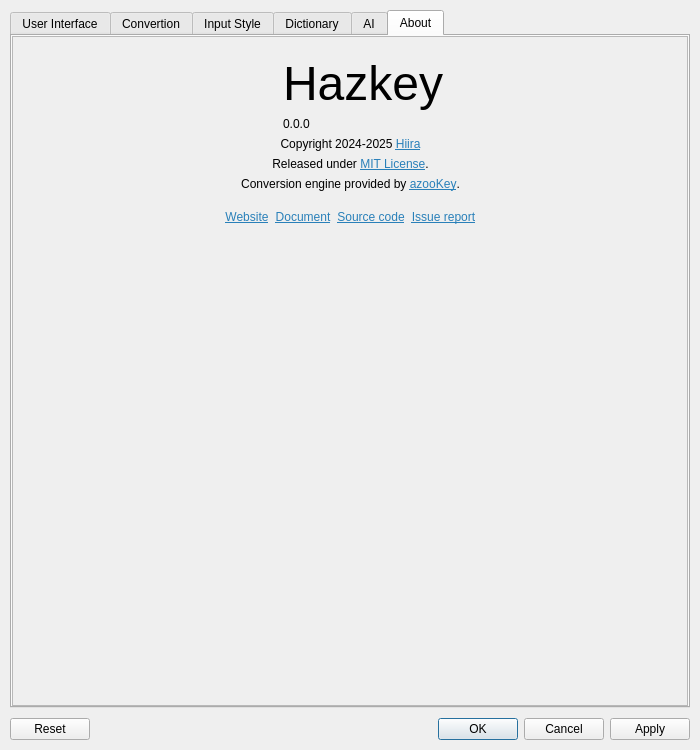
The window that hazkey-settings/mainwindow.ui (presire/hazkey-community) describes before a commit, drawn with Qt 5.
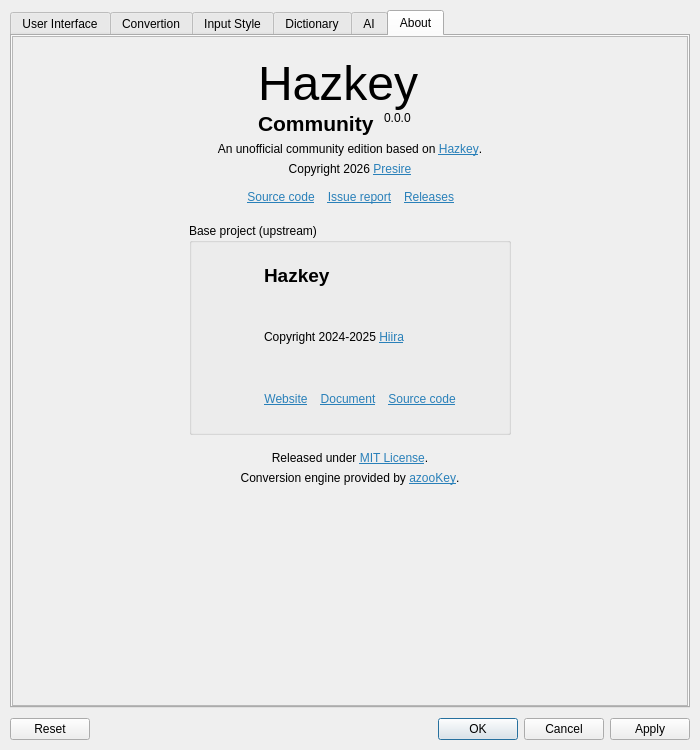
The same window after the commit. The open tabs and pages were chosen to show the change. Icons and pictures are not drawn.

Commit message: feat: brand the settings About tab, app icons and IBus engine as the community edition

```diff
--- a/hazkey-settings/mainwindow.ui
+++ b/hazkey-settings/mainwindow.ui
@@ -2063,9 +2063,12 @@
               </layout>
              </item>
              <item>
-              <layout class="QVBoxLayout" name="aboutHazkeyTitleTextContainer">
-               <item>
-                <widget class="QLabel" name="aboutHazkeyTitleHazkeyText">
+               <layout class="QVBoxLayout" name="aboutHazkeyTitleTextContainer">
+                <property name="spacing">
+                 <number>0</number>
+                </property>
+                <item>
+                 <widget class="QLabel" name="aboutHazkeyTitleHazkeyText">
                  <property name="text">
                   <string>&lt;html&gt;&lt;head/&gt;&lt;body&gt;&lt;p&gt;&lt;span style=&quot; font-size:36pt;&quot;&gt;Hazkey&lt;/span&gt;&lt;/p&gt;&lt;/body&gt;&lt;/html&gt;</string>
                  </property>
@@ -2078,14 +2081,50 @@
                 </widget>
                </item>
                <item>
-                <widget class="QLabel" name="aboutHazkeyTitleVersionText">
-                 <property name="text">
-                  <string>0.0.0</string>
+                <layout class="QHBoxLayout" name="aboutHazkeyTitleEditionRowLayout">
+                 <property name="spacing">
+                  <number>10</number>
                  </property>
-                 <property name="alignment">
-                  <set>Qt::AlignmentFlag::AlignLeading|Qt::AlignmentFlag::AlignLeft|Qt::AlignmentFlag::AlignTop</set>
-                 </property>
-                </widget>
+                 <item>
+                  <widget class="QLabel" name="aboutHazkeyTitleEditionText">
+                   <property name="text">
+                    <string notr="true">&lt;html&gt;&lt;head/&gt;&lt;body&gt;&lt;p&gt;&lt;span style=&quot; font-size:16pt; font-weight:700;&quot;&gt;Community&lt;/span&gt;&lt;/p&gt;&lt;/body&gt;&lt;/html&gt;</string>
+                   </property>
+                   <property name="textFormat">
+                    <enum>Qt::TextFormat::RichText</enum>
+                   </property>
+                   <property name="alignment">
+                    <set>Qt::AlignmentFlag::AlignLeading|Qt::AlignmentFlag::AlignLeft|Qt::AlignmentFlag::AlignTop</set>
+                   </property>
+                  </widget>
+                 </item>
+                 <item>
+                  <widget class="QLabel" name="aboutHazkeyTitleVersionText">
+                   <property name="text">
+                    <string notr="true">0.0.0</string>
+                   </property>
+                   <property name="alignment">
+                    <set>Qt::AlignmentFlag::AlignLeading|Qt::AlignmentFlag::AlignLeft|Qt::AlignmentFlag::AlignTop</set>
+                   </property>
+                  </widget>
+                 </item>
+                 <item>
+                  <spacer name="aboutHazkeyTitleEditionRowRightSpacer">
+                   <property name="orientation">
+                    <enum>Qt::Orientation::Horizontal</enum>
+                   </property>
+                   <property name="sizeType">
+                    <enum>QSizePolicy::Policy::Expanding</enum>
+                   </property>
+                   <property name="sizeHint" stdset="0">
+                    <size>
+                     <width>40</width>
+                     <height>20</height>
+                    </size>
+                   </property>
+                  </spacer>
+                 </item>
+                </layout>
                </item>
               </layout>
              </item>
@@ -2105,83 +2144,46 @@
             </layout>
            </item>
            <item>
-            <layout class="QHBoxLayout" name="aboutHazkeyAdditionalInfosLayout">
+            <layout class="QVBoxLayout" name="aboutCommunityInfoLayout">
              <item>
-              <spacer name="aboutHazkeyAdditionalInfosLeftSpacer">
-               <property name="orientation">
-                <enum>Qt::Orientation::Horizontal</enum>
+              <widget class="QLabel" name="aboutCommunityDescription">
+               <property name="text">
+                <string>&lt;html&gt;&lt;head/&gt;&lt;body&gt;&lt;p&gt;An unofficial community edition based on &lt;a href=&quot;https://github.com/7ka-Hiira/hazkey&quot;&gt;&lt;span style=&quot; text-decoration: underline; color:#2980b9;&quot;&gt;Hazkey&lt;/span&gt;&lt;/a&gt;.&lt;/p&gt;&lt;/body&gt;&lt;/html&gt;</string>
                </property>
-               <property name="sizeHint" stdset="0">
-                <size>
-                 <width>40</width>
-                 <height>20</height>
-                </size>
+               <property name="alignment">
+                <set>Qt::AlignmentFlag::AlignCenter</set>
                </property>
-              </spacer>
+               <property name="wordWrap">
+                <bool>true</bool>
+               </property>
+               <property name="openExternalLinks">
+                <bool>true</bool>
+               </property>
+              </widget>
              </item>
              <item>
-              <layout class="QVBoxLayout" name="aboutHazkeyAdditionalInfosMainLayout">
-               <item>
-                <widget class="QLabel" name="aboutHazkeyCopyright">
-                 <property name="text">
-                  <string notr="true">&lt;html&gt;&lt;head/&gt;&lt;body&gt;&lt;p&gt;Copyright 2024-2025 &lt;a href=&quot;https://hiira.dev/&quot;&gt;&lt;span style=&quot; text-decoration: underline; color:#2980b9;&quot;&gt;Hiira&lt;/span&gt;&lt;/a&gt;&lt;/p&gt;&lt;/body&gt;&lt;/html&gt;</string>
-                 </property>
-                 <property name="alignment">
-                  <set>Qt::AlignmentFlag::AlignCenter</set>
-                 </property>
-                 <property name="openExternalLinks">
-                  <bool>true</bool>
-                 </property>
-                </widget>
-               </item>
-               <item>
-                <widget class="QLabel" name="aboutHazkeyLicense">
-                 <property name="text">
-                  <string notr="true">&lt;html&gt;&lt;head/&gt;&lt;body&gt;&lt;p&gt;Released under &lt;a href=&quot;https://opensource.org/license/mit&quot;&gt;&lt;span style=&quot; text-decoration: underline; color:#2980b9;&quot;&gt;MIT License&lt;/span&gt;&lt;/a&gt;.&lt;/p&gt;&lt;/body&gt;&lt;/html&gt;</string>
-                 </property>
-                 <property name="alignment">
-                  <set>Qt::AlignmentFlag::AlignCenter</set>
-                 </property>
-                 <property name="openExternalLinks">
-                  <bool>true</bool>
-                 </property>
-                </widget>
-               </item>
-               <item>
-                <widget class="QLabel" name="aboutHazkeyAzookeyEngine">
-                 <property name="text">
-                  <string>&lt;html&gt;&lt;head/&gt;&lt;body&gt;&lt;p&gt;Conversion engine provided by &lt;a href=&quot;https://azookey.com/&quot;&gt;&lt;span style=&quot; text-decoration: underline; color:#2980b9;&quot;&gt;azooKey&lt;/span&gt;&lt;/a&gt;.&lt;/p&gt;&lt;/body&gt;&lt;/html&gt;</string>
-                 </property>
-                 <property name="alignment">
-                  <set>Qt::AlignmentFlag::AlignCenter</set>
-                 </property>
-                 <property name="openExternalLinks">
-                  <bool>true</bool>
-                 </property>
-                </widget>
-               </item>
-              </layout>
-             </item>
-             <item>
-              <spacer name="aboutHazkeyAdditionalInfosRightSpacer">
-               <property name="orientation">
-                <enum>Qt::Orientation::Horizontal</enum>
+              <widget class="QLabel" name="aboutCommunityCopyright">
+               <property name="text">
+                <string notr="true">&lt;html&gt;&lt;head/&gt;&lt;body&gt;&lt;p&gt;Copyright 2026 &lt;a href=&quot;https://github.com/presire&quot;&gt;&lt;span style=&quot; text-decoration: underline; color:#2980b9;&quot;&gt;Presire&lt;/span&gt;&lt;/a&gt;&lt;/p&gt;&lt;/body&gt;&lt;/html&gt;</string>
                </property>
-               <property name="sizeHint" stdset="0">
-                <size>
-                 <width>40</width>
-                 <height>20</height>
-                </size>
+               <property name="alignment">
+                <set>Qt::AlignmentFlag::AlignCenter</set>
                </property>
-              </spacer>
+               <property name="openExternalLinks">
+                <bool>true</bool>
+               </property>
+              </widget>
              </item>
             </layout>
            </item>
            <item>
-            <layout class="QHBoxLayout" name="aboutHazkeyLinksLayout">
-             <property name="topMargin">
-              <number>10</number>
-             </property>
+             <layout class="QHBoxLayout" name="aboutCommunityLinksLayout">
+              <property name="spacing">
+               <number>12</number>
+              </property>
+              <property name="topMargin">
+               <number>5</number>
+              </property>
              <property name="bottomMargin">
               <number>10</number>
              </property>
@@ -2199,9 +2201,9 @@
               </spacer>
              </item>
              <item>
-              <widget class="QLabel" name="aboutHazkeyWebsiteLink">
+              <widget class="QLabel" name="aboutCommunitySourceLink">
                <property name="text">
-                <string>&lt;html&gt;&lt;head/&gt;&lt;body&gt;&lt;p&gt;&lt;a href=&quot;https://hazkey.hiira.dev/&quot;&gt;&lt;span style=&quot; text-decoration: underline; color:#2980b9;&quot;&gt;Website&lt;/span&gt;&lt;/a&gt;&lt;/p&gt;&lt;/body&gt;&lt;/html&gt;</string>
+                <string>&lt;html&gt;&lt;head/&gt;&lt;body&gt;&lt;p&gt;&lt;a href=&quot;https://github.com/presire/hazkey-community&quot;&gt;&lt;span style=&quot; text-decoration: underline; color:#2980b9;&quot;&gt;Source code&lt;/span&gt;&lt;/a&gt;&lt;/p&gt;&lt;/body&gt;&lt;/html&gt;</string>
                </property>
                <property name="alignment">
                 <set>Qt::AlignmentFlag::AlignCenter</set>
@@ -2212,9 +2214,9 @@
               </widget>
              </item>
              <item>
-              <widget class="QLabel" name="aboutHazkeyDocumentLink">
+              <widget class="QLabel" name="aboutCommunityIssueReportLink">
                <property name="text">
-                <string>&lt;html&gt;&lt;head/&gt;&lt;body&gt;&lt;p&gt;&lt;a href=&quot;https://hazkey.hiira.dev/docs&quot;&gt;&lt;span style=&quot; text-decoration: underline; color:#2980b9;&quot;&gt;Document&lt;/span&gt;&lt;/a&gt;&lt;/p&gt;&lt;/body&gt;&lt;/html&gt;</string>
+                <string>&lt;html&gt;&lt;head/&gt;&lt;body&gt;&lt;p&gt;&lt;a href=&quot;https://github.com/presire/hazkey-community/issues&quot;&gt;&lt;span style=&quot; text-decoration: underline; color:#2980b9;&quot;&gt;Issue report&lt;/span&gt;&lt;/a&gt;&lt;/p&gt;&lt;/body&gt;&lt;/html&gt;</string>
                </property>
                <property name="alignment">
                 <set>Qt::AlignmentFlag::AlignCenter</set>
@@ -2225,9 +2227,9 @@
               </widget>
              </item>
              <item>
-              <widget class="QLabel" name="aboutHazkeySourceLink">
+              <widget class="QLabel" name="aboutCommunityReleasesLink">
                <property name="text">
-                <string>&lt;html&gt;&lt;head/&gt;&lt;body&gt;&lt;p&gt;&lt;a href=&quot;https://github.com/7ka-Hiira/fcitx5-hazkey&quot;&gt;&lt;span style=&quot; text-decoration: underline; color:#2980b9;&quot;&gt;Source code&lt;/span&gt;&lt;/a&gt;&lt;/p&gt;&lt;/body&gt;&lt;/html&gt;</string>
+                <string>&lt;html&gt;&lt;head/&gt;&lt;body&gt;&lt;p&gt;&lt;a href=&quot;https://github.com/presire/hazkey-community/releases&quot;&gt;&lt;span style=&quot; text-decoration: underline; color:#2980b9;&quot;&gt;Releases&lt;/span&gt;&lt;/a&gt;&lt;/p&gt;&lt;/body&gt;&lt;/html&gt;</string>
                </property>
                <property name="alignment">
                 <set>Qt::AlignmentFlag::AlignCenter</set>
@@ -2238,20 +2240,189 @@
               </widget>
              </item>
              <item>
-              <widget class="QLabel" name="aboutHazkeyIssueReportLink">
-               <property name="text">
-                <string>&lt;html&gt;&lt;head/&gt;&lt;body&gt;&lt;p&gt;&lt;a href=&quot;https://github.com/7ka-Hiira/fcitx5-hazkey/issues&quot;&gt;&lt;span style=&quot; text-decoration: underline; color:#2980b9;&quot;&gt;Issue report&lt;/span&gt;&lt;/a&gt;&lt;/p&gt;&lt;/body&gt;&lt;/html&gt;</string>
+              <spacer name="aboutCommunityLinksRightSpacer">
+               <property name="orientation">
+                <enum>Qt::Orientation::Horizontal</enum>
                </property>
-               <property name="alignment">
-                <set>Qt::AlignmentFlag::AlignCenter</set>
+               <property name="sizeHint" stdset="0">
+                <size>
+                 <width>40</width>
+                 <height>20</height>
+                </size>
                </property>
-               <property name="openExternalLinks">
-                <bool>true</bool>
+              </spacer>
+             </item>
+            </layout>
+           </item>
+           <item>
+            <layout class="QHBoxLayout" name="aboutUpstreamLayout">
+             <item>
+              <spacer name="aboutUpstreamLeftSpacer">
+               <property name="orientation">
+                <enum>Qt::Orientation::Horizontal</enum>
                </property>
+               <property name="sizeHint" stdset="0">
+                <size>
+                 <width>40</width>
+                 <height>20</height>
+                </size>
+               </property>
+              </spacer>
+             </item>
+             <item>
+              <widget class="QGroupBox" name="aboutUpstreamGroup">
+               <property name="title">
+                <string>Base project (upstream)</string>
+               </property>
+               <layout class="QHBoxLayout" name="aboutUpstreamGroupLayout">
+                <property name="leftMargin">
+                 <number>12</number>
+                </property>
+                <property name="topMargin">
+                 <number>8</number>
+                </property>
+                <property name="rightMargin">
+                 <number>12</number>
+                </property>
+                <property name="bottomMargin">
+                 <number>8</number>
+                </property>
+                <property name="spacing">
+                 <number>12</number>
+                </property>
+                <item>
+                 <layout class="QVBoxLayout" name="aboutUpstreamLogoLayout">
+                  <item>
+                   <widget class="QLabel" name="aboutUpstreamLogo">
+                    <property name="minimumSize">
+                     <size>
+                      <width>48</width>
+                      <height>48</height>
+                     </size>
+                    </property>
+                    <property name="maximumSize">
+                     <size>
+                      <width>48</width>
+                      <height>48</height>
+                     </size>
+                    </property>
+                    <property name="pixmap">
+                     <pixmap resource="hazkey-icon.qrc">:/images/hazkey.svg</pixmap>
+                    </property>
+                    <property name="scaledContents">
+                     <bool>true</bool>
+                    </property>
+                   </widget>
+                  </item>
+                  <item>
+                   <spacer name="aboutUpstreamLogoBottomSpacer">
+                    <property name="orientation">
+                     <enum>Qt::Orientation::Vertical</enum>
+                    </property>
+                    <property name="sizeHint" stdset="0">
+                     <size>
+                      <width>20</width>
+                      <height>0</height>
+                     </size>
+                    </property>
+                   </spacer>
+                  </item>
+                 </layout>
+                </item>
+                <item>
+                 <layout class="QVBoxLayout" name="aboutUpstreamInfoLayout">
+                  <item>
+                   <widget class="QLabel" name="aboutUpstreamName">
+                    <property name="text">
+                     <string notr="true">&lt;html&gt;&lt;head/&gt;&lt;body&gt;&lt;p&gt;&lt;span style=&quot; font-size:14pt; font-weight:700;&quot;&gt;Hazkey&lt;/span&gt;&lt;/p&gt;&lt;/body&gt;&lt;/html&gt;</string>
+                    </property>
+                    <property name="textFormat">
+                     <enum>Qt::TextFormat::RichText</enum>
+                    </property>
+                    <property name="alignment">
+                     <set>Qt::AlignmentFlag::AlignLeading|Qt::AlignmentFlag::AlignLeft|Qt::AlignmentFlag::AlignVCenter</set>
+                    </property>
+                   </widget>
+                  </item>
+                  <item>
+                   <widget class="QLabel" name="aboutHazkeyCopyright">
+                    <property name="text">
+                     <string notr="true">&lt;html&gt;&lt;head/&gt;&lt;body&gt;&lt;p&gt;Copyright 2024-2025 &lt;a href=&quot;https://hiira.dev/&quot;&gt;&lt;span style=&quot; text-decoration: underline; color:#2980b9;&quot;&gt;Hiira&lt;/span&gt;&lt;/a&gt;&lt;/p&gt;&lt;/body&gt;&lt;/html&gt;</string>
+                    </property>
+                    <property name="alignment">
+                     <set>Qt::AlignmentFlag::AlignLeading|Qt::AlignmentFlag::AlignLeft|Qt::AlignmentFlag::AlignVCenter</set>
+                    </property>
+                    <property name="openExternalLinks">
+                     <bool>true</bool>
+                    </property>
+                   </widget>
+                  </item>
+                  <item>
+                   <layout class="QHBoxLayout" name="aboutUpstreamLinksLayout">
+                    <property name="spacing">
+                     <number>12</number>
+                    </property>
+                    <item>
+                     <widget class="QLabel" name="aboutHazkeyWebsiteLink">
+                      <property name="text">
+                       <string>&lt;html&gt;&lt;head/&gt;&lt;body&gt;&lt;p&gt;&lt;a href=&quot;https://hazkey.hiira.dev/&quot;&gt;&lt;span style=&quot; text-decoration: underline; color:#2980b9;&quot;&gt;Website&lt;/span&gt;&lt;/a&gt;&lt;/p&gt;&lt;/body&gt;&lt;/html&gt;</string>
+                      </property>
+                      <property name="alignment">
+                       <set>Qt::AlignmentFlag::AlignCenter</set>
+                      </property>
+                      <property name="openExternalLinks">
+                       <bool>true</bool>
+                      </property>
+                     </widget>
+                    </item>
+                    <item>
+                     <widget class="QLabel" name="aboutHazkeyDocumentLink">
+                      <property name="text">
+                       <string>&lt;html&gt;&lt;head/&gt;&lt;body&gt;&lt;p&gt;&lt;a href=&quot;https://hazkey.hiira.dev/docs&quot;&gt;&lt;span style=&quot; text-decoration: underline; color:#2980b9;&quot;&gt;Document&lt;/span&gt;&lt;/a&gt;&lt;/p&gt;&lt;/body&gt;&lt;/html&gt;</string>
+                      </property>
+                      <property name="alignment">
+                       <set>Qt::AlignmentFlag::AlignCenter</set>
+                      </property>
+                      <property name="openExternalLinks">
+                       <bool>true</bool>
+                      </property>
+                     </widget>
+                    </item>
+                    <item>
+                     <widget class="QLabel" name="aboutHazkeySourceLink">
+                      <property name="text">
+                       <string>&lt;html&gt;&lt;head/&gt;&lt;body&gt;&lt;p&gt;&lt;a href=&quot;https://github.com/7ka-Hiira/hazkey&quot;&gt;&lt;span style=&quot; text-decoration: underline; color:#2980b9;&quot;&gt;Source code&lt;/span&gt;&lt;/a&gt;&lt;/p&gt;&lt;/body&gt;&lt;/html&gt;</string>
+                      </property>
+                      <property name="alignment">
+                       <set>Qt::AlignmentFlag::AlignCenter</set>
+                      </property>
+                      <property name="openExternalLinks">
+                       <bool>true</bool>
+                      </property>
+                     </widget>
+                    </item>
+                    <item>
+                     <spacer name="aboutUpstreamLinksRightSpacer">
+                      <property name="orientation">
+                       <enum>Qt::Orientation::Horizontal</enum>
+                      </property>
+                      <property name="sizeHint" stdset="0">
+                       <size>
+                        <width>40</width>
+                        <height>20</height>
+                       </size>
+                      </property>
+                     </spacer>
+                    </item>
+                   </layout>
+                  </item>
+                 </layout>
+                </item>
+               </layout>
               </widget>
              </item>
              <item>
-              <spacer name="aboutHazkeyLinksRightSpacer">
+              <spacer name="aboutUpstreamRightSpacer">
                <property name="orientation">
                 <enum>Qt::Orientation::Horizontal</enum>
                </property>
@@ -2265,6 +2436,39 @@
              </item>
             </layout>
            </item>
+           <item>
+            <layout class="QVBoxLayout" name="aboutHazkeyAdditionalInfosMainLayout">
+             <property name="topMargin">
+              <number>10</number>
+             </property>
+             <item>
+              <widget class="QLabel" name="aboutHazkeyLicense">
+               <property name="text">
+                <string notr="true">&lt;html&gt;&lt;head/&gt;&lt;body&gt;&lt;p&gt;Released under &lt;a href=&quot;https://opensource.org/license/mit&quot;&gt;&lt;span style=&quot; text-decoration: underline; color:#2980b9;&quot;&gt;MIT License&lt;/span&gt;&lt;/a&gt;.&lt;/p&gt;&lt;/body&gt;&lt;/html&gt;</string>
+               </property>
+               <property name="alignment">
+                <set>Qt::AlignmentFlag::AlignCenter</set>
+               </property>
+               <property name="openExternalLinks">
+                <bool>true</bool>
+               </property>
+              </widget>
+             </item>
+             <item>
+              <widget class="QLabel" name="aboutHazkeyAzookeyEngine">
+               <property name="text">
+                <string>&lt;html&gt;&lt;head/&gt;&lt;body&gt;&lt;p&gt;Conversion engine provided by &lt;a href=&quot;https://azookey.com/&quot;&gt;&lt;span style=&quot; text-decoration: underline; color:#2980b9;&quot;&gt;azooKey&lt;/span&gt;&lt;/a&gt;.&lt;/p&gt;&lt;/body&gt;&lt;/html&gt;</string>
+               </property>
+               <property name="alignment">
+                <set>Qt::AlignmentFlag::AlignCenter</set>
+               </property>
+               <property name="openExternalLinks">
+                <bool>true</bool>
+               </property>
+              </widget>
+             </item>
+            </layout>
+           </item>
            <item>
             <spacer name="aboutHazkeyTabBottomSpacer">
              <property name="orientation">
```
Left out of the diff: 4 changed lines with no effect on the pictures. The commit also changes 21 other files.
